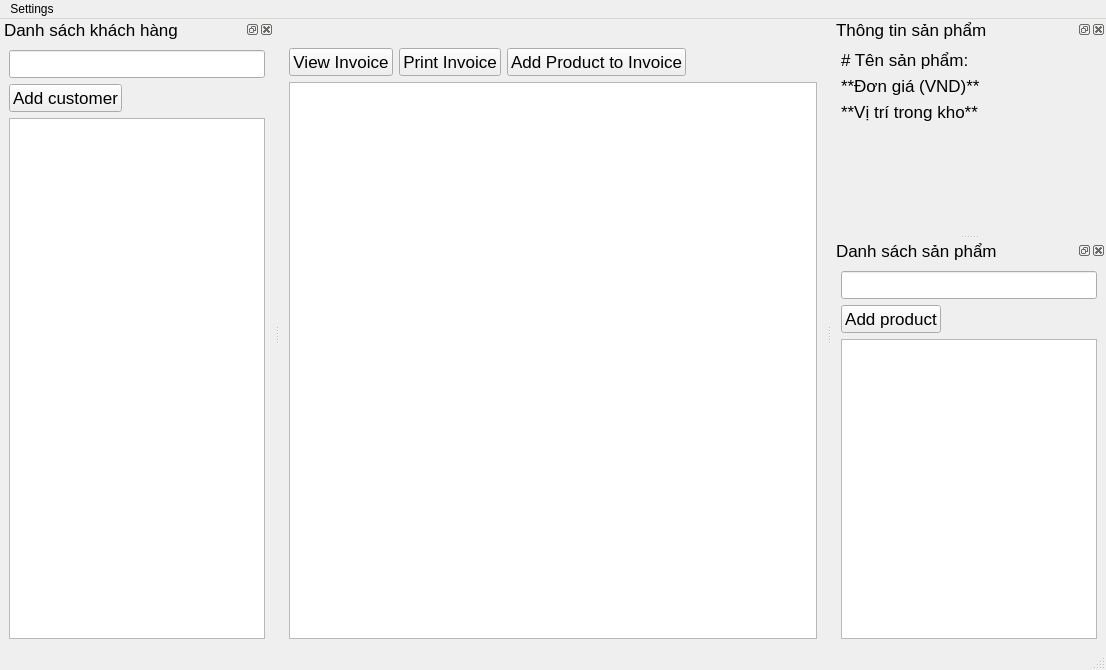
Achicken7301/simple-store, file ui/main.ui: the form before one commit.
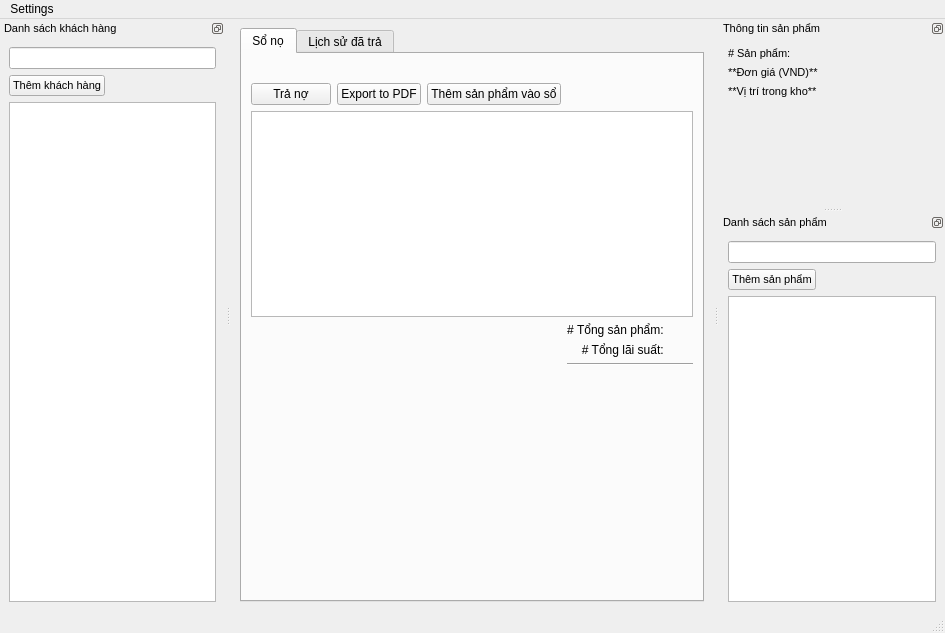
The form after the commit.

What changed in the file:
```diff
--- a/ui/main.ui
+++ b/ui/main.ui
@@ -6,8 +6,8 @@
    <rect>
     <x>0</x>
     <y>0</y>
-    <width>1106</width>
-    <height>670</height>
+    <width>945</width>
+    <height>633</height>
    </rect>
   </property>
   <property name="windowTitle">
@@ -15,20 +15,65 @@
   </property>
   <widget class="QWidget" name="centralwidget">
    <layout class="QGridLayout" name="gridLayout">
+    <item row="0" column="0">
+     <widget class="QTabWidget" name="tabWidget">
+      <property name="currentIndex">
+       <number>0</number>
+      </property>
+      <widget class="QWidget" name="tab">
+       <attribute name="title">
+        <string>Sổ nọ</string>
+       </attribute>
+       <layout class="QGridLayout" name="gridLayout_2">
     <item row="1" column="0">
      <widget class="QPushButton" name="invoice_view_pdf">
       <property name="font">
        <font>
-        <pointsize>13</pointsize>
+            <pointsize>9</pointsize>
        </font>
       </property>
       <property name="text">
-       <string>View Invoice</string>
+           <string>Trả nợ</string>
       </property>
      </widget>
     </item>
-    <item row="1" column="3">
-     <spacer name="horizontalSpacer_2">
+        <item row="2" column="0" colspan="5">
+         <widget class="QTableWidget" name="invoice_table">
+          <property name="enabled">
+           <bool>true</bool>
+          </property>
+          <property name="font">
+           <font>
+            <family>Arial</family>
+            <pointsize>8</pointsize>
+           </font>
+          </property>
+          <property name="sizeAdjustPolicy">
+           <enum>QAbstractScrollArea::AdjustToContents</enum>
+          </property>
+          <property name="gridStyle">
+           <enum>Qt::DashLine</enum>
+          </property>
+          <property name="sortingEnabled">
+           <bool>true</bool>
+          </property>
+         </widget>
+        </item>
+        <item row="6" column="4">
+         <widget class="QLabel" name="total">
+          <property name="text">
+           <string/>
+          </property>
+          <property name="textFormat">
+           <enum>Qt::MarkdownText</enum>
+          </property>
+          <property name="alignment">
+           <set>Qt::AlignRight|Qt::AlignTrailing|Qt::AlignVCenter</set>
+          </property>
+         </widget>
+        </item>
+        <item row="1" column="3" colspan="2">
+         <spacer name="horizontalSpacer">
       <property name="orientation">
        <enum>Qt::Horizontal</enum>
       </property>
@@ -40,8 +85,8 @@
       </property>
      </spacer>
     </item>
-    <item row="0" column="0" colspan="4">
-     <widget class="QLabel" name="invoice_name">
+        <item row="4" column="4">
+         <widget class="QLabel" name="total_interest">
       <property name="text">
        <string/>
       </property>
@@ -54,11 +99,11 @@
      <widget class="QPushButton" name="print_invoice">
       <property name="font">
        <font>
-        <pointsize>13</pointsize>
+            <pointsize>9</pointsize>
        </font>
       </property>
       <property name="text">
-       <string>Print Invoice</string>
+           <string>Export to PDF</string>
       </property>
      </widget>
     </item>
@@ -66,16 +111,97 @@
      <widget class="QPushButton" name="add_p2invoice">
       <property name="font">
        <font>
-        <pointsize>13</pointsize>
+            <pointsize>9</pointsize>
        </font>
       </property>
       <property name="text">
-       <string>Add Product to Invoice</string>
+           <string>Thêm sản phẩm vào sổ</string>
       </property>
      </widget>
     </item>
-    <item row="2" column="0" colspan="4">
-     <widget class="QTableWidget" name="invoice_table"/>
+        <item row="3" column="3">
+         <widget class="QLabel" name="label_4">
+          <property name="layoutDirection">
+           <enum>Qt::LeftToRight</enum>
+          </property>
+          <property name="text">
+           <string># Tổng sản phẩm: </string>
+          </property>
+          <property name="textFormat">
+           <enum>Qt::MarkdownText</enum>
+          </property>
+          <property name="alignment">
+           <set>Qt::AlignRight|Qt::AlignTrailing|Qt::AlignVCenter</set>
+          </property>
+         </widget>
+        </item>
+        <item row="0" column="0" colspan="3">
+         <widget class="QLabel" name="invoice_name">
+          <property name="text">
+           <string/>
+          </property>
+          <property name="textFormat">
+           <enum>Qt::MarkdownText</enum>
+          </property>
+         </widget>
+        </item>
+        <item row="5" column="3" colspan="2">
+         <widget class="Line" name="line">
+          <property name="orientation">
+           <enum>Qt::Horizontal</enum>
+          </property>
+         </widget>
+        </item>
+        <item row="4" column="3">
+         <widget class="QLabel" name="label_5">
+          <property name="layoutDirection">
+           <enum>Qt::RightToLeft</enum>
+          </property>
+          <property name="text">
+           <string># Tổng lãi suất: </string>
+          </property>
+          <property name="textFormat">
+           <enum>Qt::MarkdownText</enum>
+          </property>
+          <property name="alignment">
+           <set>Qt::AlignRight|Qt::AlignTrailing|Qt::AlignVCenter</set>
+          </property>
+         </widget>
+        </item>
+        <item row="3" column="4">
+         <widget class="QLabel" name="total_p">
+          <property name="text">
+           <string/>
+          </property>
+          <property name="textFormat">
+           <enum>Qt::MarkdownText</enum>
+          </property>
+          <property name="alignment">
+           <set>Qt::AlignRight|Qt::AlignTrailing|Qt::AlignVCenter</set>
+          </property>
+         </widget>
+        </item>
+        <item row="7" column="4">
+         <spacer name="verticalSpacer_2">
+          <property name="orientation">
+           <enum>Qt::Vertical</enum>
+          </property>
+          <property name="sizeHint" stdset="0">
+           <size>
+            <width>20</width>
+            <height>40</height>
+           </size>
+          </property>
+         </spacer>
+        </item>
+       </layout>
+      </widget>
+      <widget class="QWidget" name="tab_2">
+       <attribute name="title">
+        <string>Lịch sử đã trả</string>
+       </attribute>
+      </widget>
+     </widget>
     </item>
    </layout>
   </widget>
@@ -84,8 +210,8 @@
     <rect>
      <x>0</x>
      <y>0</y>
-     <width>1106</width>
-     <height>26</height>
+     <width>945</width>
+     <height>21</height>
     </rect>
    </property>
    <widget class="QMenu" name="menuSettings">
@@ -100,7 +226,7 @@
   <widget class="QDockWidget" name="dockWidget">
    <property name="font">
     <font>
-     <pointsize>13</pointsize>
+     <pointsize>8</pointsize>
      <weight>50</weight>
      <italic>false</italic>
      <bold>false</bold>
@@ -112,6 +238,9 @@
    <property name="acceptDrops">
     <bool>true</bool>
    </property>
+   <property name="features">
+    <set>QDockWidget::DockWidgetFloatable|QDockWidget::DockWidgetMovable</set>
+   </property>
    <property name="windowTitle">
     <string>Danh sách khách hàng</string>
    </property>
@@ -130,7 +259,7 @@
       <widget class="QPushButton" name="add_cus">
        <property name="font">
         <font>
-         <pointsize>13</pointsize>
+         <pointsize>8</pointsize>
          <weight>50</weight>
          <italic>false</italic>
          <bold>false</bold>
@@ -140,7 +269,7 @@
         </font>
        </property>
        <property name="text">
-        <string>Add customer</string>
+        <string>Thêm khách hàng</string>
        </property>
       </widget>
      </item>
@@ -150,9 +279,14 @@
   <widget class="QDockWidget" name="dockWidget_2">
    <property name="font">
     <font>
-     <pointsize>13</pointsize>
+     <pointsize>8</pointsize>
+     <weight>50</weight>
+     <bold>false</bold>
     </font>
    </property>
+   <property name="features">
+    <set>QDockWidget::DockWidgetFloatable|QDockWidget::DockWidgetMovable</set>
+   </property>
    <property name="windowTitle">
     <string>Thông tin sản phẩm</string>
    </property>
@@ -167,7 +301,7 @@
         <enum>QFrame::Plain</enum>
        </property>
        <property name="text">
-        <string># Tên sản phẩm:</string>
+        <string># Sản phẩm: </string>
        </property>
        <property name="textFormat">
         <enum>Qt::MarkdownText</enum>
@@ -249,7 +383,7 @@
   <widget class="QDockWidget" name="dockWidget_4">
    <property name="font">
     <font>
-     <pointsize>13</pointsize>
+     <pointsize>8</pointsize>
      <weight>50</weight>
      <bold>false</bold>
     </font>
@@ -257,6 +391,9 @@
    <property name="autoFillBackground">
     <bool>false</bool>
    </property>
+   <property name="features">
+    <set>QDockWidget::DockWidgetFloatable|QDockWidget::DockWidgetMovable</set>
+   </property>
    <property name="windowTitle">
     <string>Danh sách sản phẩm</string>
    </property>
@@ -271,7 +408,7 @@
      <item row="1" column="0">
       <widget class="QPushButton" name="add_p">
        <property name="text">
-        <string>Add product</string>
+        <string>Thêm sản phẩm</string>
        </property>
       </widget>
      </item>
```
Left out of the diff: 3 changed lines with no effect on the pictures. Lines whose indentation alone changed are shown as unchanged.
